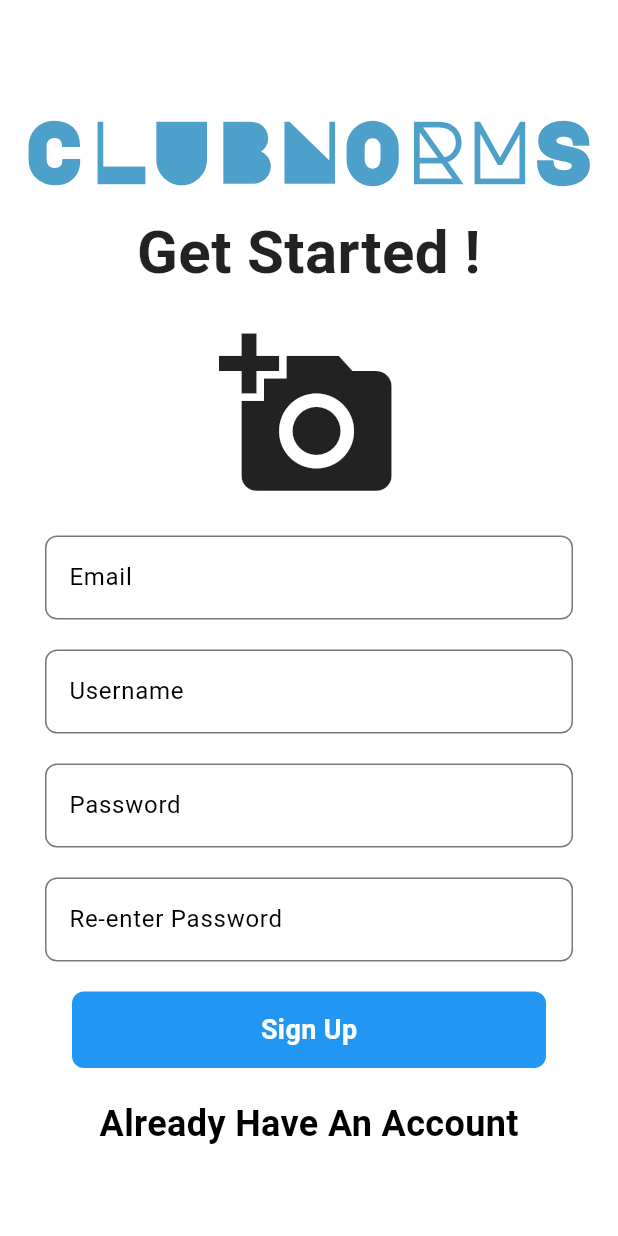
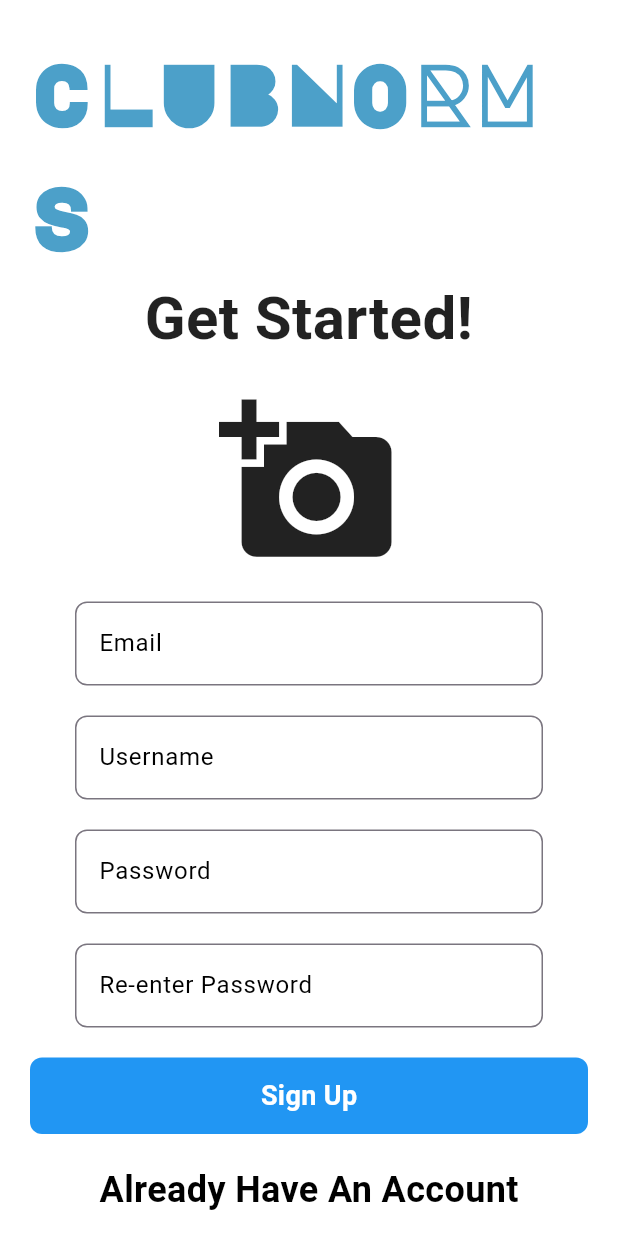
Before and after one commit to prashant-jadon/clubnorms_flutter, a Flutter app: the Signupusingemail screen opened directly, after a tap on "Sign Up", on a phone screen of 412 x 824 dp. Run offline on Flutter 3.47's test engine with Material 3 defaults, Android fonts, the phone set to English and light mode, and no system bars; our stand-ins replace cloud_firestore, firebase_auth, firebase_core, google_sign_in, sign_in_button; accounts and stored records are empty.

Commit message:
progress made

```diff
--- a/lib/StartScreen.dart
+++ b/lib/StartScreen.dart
@@ -80,6 +80,7 @@ class _StartscreenState extends State<Startscreen> {
                                     fit: BoxFit.cover),
                               )),
                           onTap: () {
+                            Navigator.of(context).pushReplacement(MaterialPageRoute(builder: (context)=>const Signinusingemail()));
 
                           }),
                       const SizedBox(height: 10),
@@ -99,7 +100,7 @@ class _StartscreenState extends State<Startscreen> {
                             try{
                               final user = UserController.signInWithGoogle();
                               if(user!=null && mounted){
-                                Navigator.of(context).pushReplacement(MaterialPageRoute(builder: (context)=>Bottomnavigationbar()));
+                                Navigator.of(context).pushReplacement(MaterialPageRoute(builder: (context)=>const Bottomnavigationbar()));
                               }
                             }
                             on FirebaseAuthException catch(e){
--- a/lib/screens/authentication/SignUpUsingEmail.dart
+++ b/lib/screens/authentication/SignUpUsingEmail.dart
@@ -1,5 +1,9 @@
+import 'package:cloud_firestore/cloud_firestore.dart';
 import 'package:clubnorms/screens/authentication/SignInUsingEmail.dart';
+import 'package:clubnorms/screens/authentication/UserController.dart';
+import 'package:firebase_auth/firebase_auth.dart';
 import 'package:flutter/material.dart';
+import 'package:flutter/scheduler.dart';
 
 class Signupusingemail extends StatefulWidget {
   const Signupusingemail({super.key});
@@ -9,20 +13,96 @@ class Signupusingemail extends StatefulWidget {
 }
 
 class _SignupusingemailState extends State<Signupusingemail> {
+  final TextEditingController _emailController = TextEditingController();
+  final TextEditingController _usernameController = TextEditingController();
+  final TextEditingController _passwordController = TextEditingController();
+  final TextEditingController _rePasswordController = TextEditingController();
+  var authSignUp = UserController();
+  final FirebaseAuth auth = FirebaseAuth.instance;
+
+  // Helper function to validate email format
+  String? _validateEmail(String? value) {
+    final emailRegex = RegExp(r"^[a-zA-Z0-9.a-zA-Z0-9._%+-]+@[a-zA-Z0-9.-]+\.[a-zA-Z]{2,4}$");
+    if (value == null || value.isEmpty) {
+      return 'Email is required';
+    } else if (!emailRegex.hasMatch(value)) {
+      return 'Enter a valid email';
+    }
+    return null;
+  }
+
+  // Helper function to validate username
+  String? _validateUsername(String? value) {
+    if (value == null || value.isEmpty) {
+      return 'Username is required';
+    } else if (value.length < 3) {
+      return 'Username must be at least 3 characters';
+    }
+    return null;
+  }
+
+  // Helper function to validate passwords
+  String? _validatePassword(String? value) {
+    if (value == null || value.isEmpty) {
+      return 'Password is required';
+    } else if (value.length < 6) {
+      return 'Password must be at least 6 characters';
+    }
+    return null;
+  }
+
+  // Validate matching passwords
+  String? _validateConfirmPassword(String? value) {
+    if (value == null || value.isEmpty) {
+      return 'Please re-enter password';
+    } else if (value != _passwordController.text) {
+      return 'Passwords do not match';
+    }
+    return null;
+  }
+
+  // Function to show a Snackbar with error message
+  void _showSnackbar(String message) {
+    SchedulerBinding.instance.addPostFrameCallback((_) {
+      ScaffoldMessenger.of(context).showSnackBar(
+        SnackBar(content: Text(message)),
+      );
+    });
+  }
+
+  // Function to validate the form
+  void _validateAndSignUp() {
+    final emailError = _validateEmail(_emailController.text);
+    final usernameError = _validateUsername(_usernameController.text);
+    final passwordError = _validatePassword(_passwordController.text);
+    final confirmPasswordError = _validateConfirmPassword(_rePasswordController.text);
+
+    if (emailError != null) {
+      _showSnackbar(emailError);
+    } else if (usernameError != null) {
+      _showSnackbar(usernameError);
+    } else if (passwordError != null) {
+      _showSnackbar(passwordError);
+    } else if (confirmPasswordError != null) {
+      _showSnackbar(confirmPasswordError);
+    } else {
+      // All validations passed, proceed with the sign-up logic
+      String email = _emailController.text;
+      String username = _usernameController.text;
+      String password = _passwordController.text;
+      handleSignUpWithEmail(email, password, username, context);
+    }
+  }
+
   @override
   Widget build(BuildContext context) {
-    final TextEditingController _emailController = TextEditingController();
-    final TextEditingController _usernameController = TextEditingController();
-    final TextEditingController _passwordController = TextEditingController();
-    final TextEditingController _rePasswordController = TextEditingController();
-
     return Scaffold(
-      body: Container(
-        width: double.infinity,
-        height: double.infinity,
-        child: Container(
-          color: Colors.white,
-          child: SafeArea(
+      body: SafeArea(
+        child: SingleChildScrollView(
+          child: Container(
+            width: double.infinity,
+            padding: const EdgeInsets.all(20.0),
+            color: Colors.white,
             child: Column(
               mainAxisAlignment: MainAxisAlignment.center,
               crossAxisAlignment: CrossAxisAlignment.center,
@@ -37,7 +117,7 @@ class _SignupusingemailState extends State<Signupusingemail> {
                   ),
                 ),
                 const Text(
-                  'Get Started !',
+                  'Get Started!',
                   style: TextStyle(
                     fontSize: 40,
                     fontFamily: 'Roboto',
@@ -55,89 +135,18 @@ class _SignupusingemailState extends State<Signupusingemail> {
                   ),
                 ),
                 const SizedBox(height: 20),
-                Padding(
-                  padding: const EdgeInsets.symmetric(horizontal: 30),
-                  child: TextField(
-                    controller: _emailController,
-                    decoration: InputDecoration(
-                      labelText: 'Email',
-                      labelStyle: const TextStyle(color: Colors.black),
-                      filled: false,
-                      fillColor: Colors.black.withOpacity(0.2),
-                      border: const OutlineInputBorder(
-                        borderRadius: BorderRadius.all(Radius.circular(8)),
-                        borderSide: BorderSide(width: 10),
-                      ),
-                    ),
-                    style: const TextStyle(color: Colors.black),
-                  ),
-                ),
+                _buildTextField(_emailController, 'Email', false),
                 const SizedBox(height: 20),
-                Padding(
-                  padding: const EdgeInsets.symmetric(horizontal: 30),
-                  child: TextField(
-                    controller: _usernameController,
-                    decoration: InputDecoration(
-                      labelText: 'Username',
-                      labelStyle: const TextStyle(color: Colors.black),
-                      filled: false,
-                      fillColor: Colors.black.withOpacity(0.2),
-                      border: const OutlineInputBorder(
-                        borderRadius: BorderRadius.all(Radius.circular(8)),
-                        borderSide: BorderSide(width: 10),
-                      ),
-                    ),
-                    style: const TextStyle(color: Colors.black),
-                  ),
-                ),
+                _buildTextField(_usernameController, 'Username', false),
                 const SizedBox(height: 20),
-                Padding(
-                  padding: const EdgeInsets.symmetric(horizontal: 30),
-                  child: TextField(
-                    controller: _passwordController,
-                    obscureText: true,
-                    decoration: InputDecoration(
-                      labelText: 'Password',
-                      labelStyle: const TextStyle(color: Colors.black),
-                      filled: false,
-                      fillColor: Colors.black.withOpacity(0.2),
-                      border: const OutlineInputBorder(
-                        borderRadius: BorderRadius.all(Radius.circular(8)),
-                        borderSide: BorderSide(width: 10),
-                      ),
-                    ),
-                    style: const TextStyle(color: Colors.black),
-                  ),
-                ),
+                _buildTextField(_passwordController, 'Password', true),
                 const SizedBox(height: 20),
-                Padding(
-                  padding: const EdgeInsets.symmetric(horizontal: 30),
-                  child: TextField(
-                    controller: _rePasswordController,
-                    obscureText: true,
-                    decoration: InputDecoration(
-                      labelText: 'Re-enter Password',
-                      labelStyle: const TextStyle(color: Colors.black),
-                      filled: false,
-                      fillColor: Colors.black.withOpacity(0.2),
-                      border: const OutlineInputBorder(
-                        borderRadius: BorderRadius.all(Radius.circular(8)),
-                        borderSide: BorderSide(width: 10),
-                      ),
-                    ),
-                    style: const TextStyle(color: Colors.black),
-                  ),
-                ),
+                _buildTextField(_rePasswordController, 'Re-enter Password', true),
                 const SizedBox(height: 20),
                 GestureDetector(
-                  onTap: () {
-                    // Handle sign-in logic
-                    print('Email: ${_emailController.text}');
-                    print('Username: ${_usernameController.text}');
-                    print('Password: ${_passwordController.text}');
-                  },
+                  onTap: _validateAndSignUp,
                   child: Container(
-                    width: 316,
+                    width: double.infinity,
                     height: 51,
                     decoration: BoxDecoration(
                       color: Colors.blue,
@@ -157,8 +166,9 @@ class _SignupusingemailState extends State<Signupusingemail> {
                 const SizedBox(height: 20),
                 GestureDetector(
                   onTap: () {
-                    Navigator.of(context).pushReplacement(MaterialPageRoute(
-                        builder: (context) => Signinusingemail()));
+                    Navigator.of(context).pushReplacement(
+                      MaterialPageRoute(builder: (context) => Signinusingemail()),
+                    );
                   },
                   child: const Text(
                     'Already Have An Account',
@@ -177,4 +187,71 @@ class _SignupusingemailState extends State<Signupusingemail> {
       ),
     );
   }
+
+  // Helper function to build a text field
+  Widget _buildTextField(TextEditingController controller, String label, bool obscure) {
+    return Padding(
+      padding: const EdgeInsets.symmetric(horizontal: 30),
+      child: TextField(
+        controller: controller,
+        obscureText: obscure,
+        decoration: InputDecoration(
+          labelText: label,
+          labelStyle: const TextStyle(color: Colors.black),
+          border: const OutlineInputBorder(
+            borderRadius: BorderRadius.all(Radius.circular(8)),
+          ),
+        ),
+        style: const TextStyle(color: Colors.black),
+      ),
+    );
+  }
+
+  Future<User?> handleSignUpWithEmail(String email, String password, String username, BuildContext context) async {
+    try {
+      // Create user with email and password
+      UserCredential result = await auth.createUserWithEmailAndPassword(email: email, password: password);
+      final User user = result.user!;
+      String? userId = user.uid;
+
+      // Send email verification
+      await user.sendEmailVerification();
+      addUser(email, userId, username);
+      print("Verification email has been sent to ${user.email}. Please check your inbox.");
+
+      ScaffoldMessenger.of(context).showSnackBar(
+        const SnackBar(
+          content: Text('A verification email has been sent. Please verify your email before logging in.'),
+          backgroundColor: Colors.blue,
+        ),
+      );
+
+      return user;
+    } on FirebaseAuthException catch (e) {
+      _showSnackbar(e.message ?? 'An error occurred, please try again.');
+      print("Error: ${e.message}");
+      return null;
+    }
+  }
+
+  Future<bool> isEmailVerified() async {
+    User? user = auth.currentUser;
+    if (user != null) {
+      await user.reload(); // Reload user data from Firebase
+      return user.emailVerified;
+    }
+    return false;
+  }
+
+  addUser(String email, String userId, String username) {
+    Map<String, String> data = {
+      "email": email,
+      "username": username,
+      "userId": userId
+    };
+
+    return FirebaseFirestore.instance.collection('users').doc(userId).set(data)
+        .then((value) => print("User added successfully!"))
+        .catchError((error) => print("Failed to add user: $error"));
+  }
 }
--- a/pubspec.yaml
+++ b/pubspec.yaml
@@ -39,6 +39,7 @@ dependencies:
   sign_in_button: ^3.0.0
   firebase_auth: ^5.3.1
   google_sign_in: ^6.2.1
+  cloud_firestore: ^5.4.4
 
 dev_dependencies:
   flutter_test:
```
Also changed, not shown: lib/screens/authentication/SignInUsingEmail.dart (+72 -22 lines), lib/screens/authentication/UserController.dart (+20 -0 lines), lib/screens/authentication/SigninandupusingGmail.dart (deleted), pubspec.lock, 3 other files.
